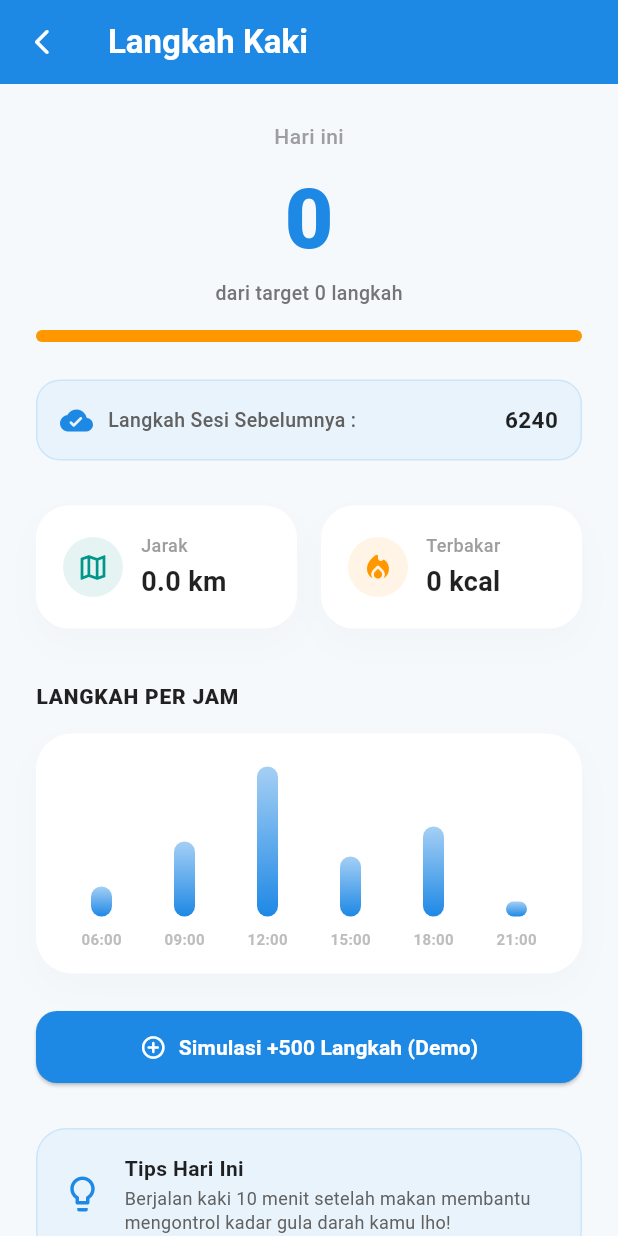
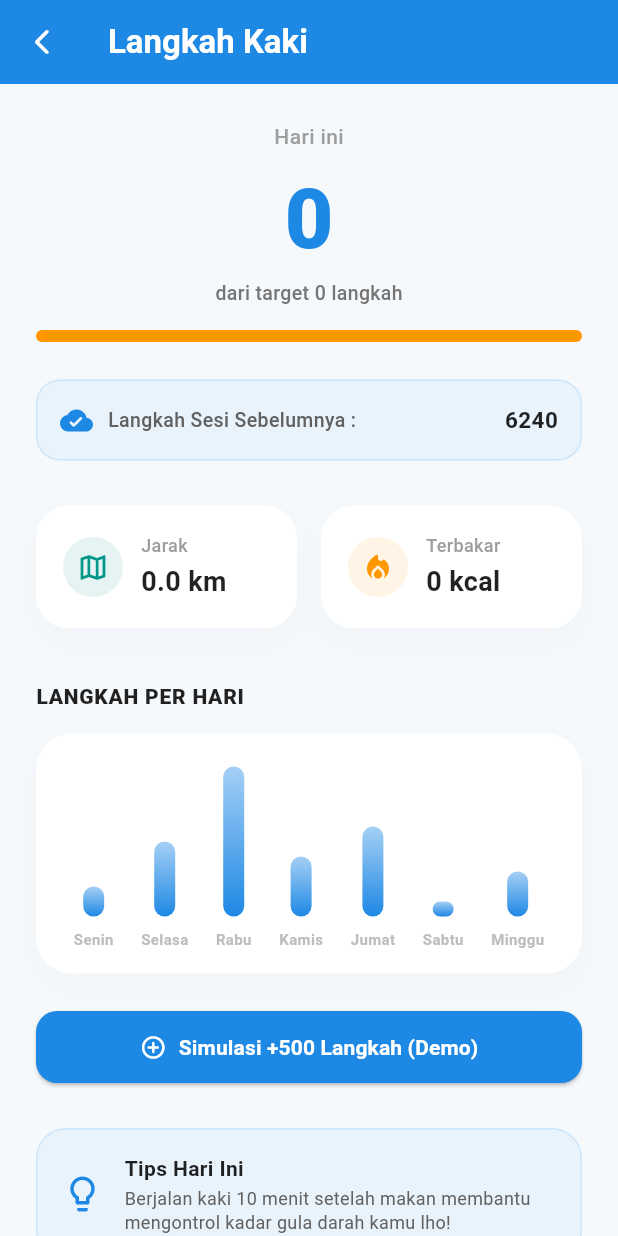
Before and after one commit to jvn-tix/VitaTrack, a Flutter app: the TrackerPage screen opened directly with empty values, after a tap on "Step Tracker", on a phone screen of 412 x 824 dp. Run offline on Flutter 3.47's test engine with Material 3 defaults, Android fonts, the phone set to English and light mode, and no system bars; our stand-ins replace image_picker, pedometer, shared_preferences; accounts and stored records are empty; network calls fail.

Commit message:
final fixing

```diff
--- a/lib/tracker/steptracker_page.dart
+++ b/lib/tracker/steptracker_page.dart
@@ -174,7 +174,7 @@ class _StepTrackerDetailState extends State<StepTrackerDetail> {
         const SizedBox(height: 35),
 
         const Text(
-          "LANGKAH PER JAM",
+          "LANGKAH PER HARI",
           style: TextStyle(fontWeight: FontWeight.w900, fontSize: 14, color: Colors.black87, letterSpacing: 0.5),
         ),
         const SizedBox(height: 15),
@@ -197,12 +197,13 @@ class _StepTrackerDetailState extends State<StepTrackerDetail> {
             mainAxisAlignment: MainAxisAlignment.spaceAround,
             crossAxisAlignment: CrossAxisAlignment.end,
             children: [
-              _buildBarGraph("06:00", 0.2),
-              _buildBarGraph("09:00", 0.5),
-              _buildBarGraph("12:00", progressPercent),
-              _buildBarGraph("15:00", 0.4),
-              _buildBarGraph("18:00", 0.6),
-              _buildBarGraph("21:00", 0.1),
+              _buildBarGraph("Senin", 0.2),
+              _buildBarGraph("Selasa", 0.5),
+              _buildBarGraph("Rabu", progressPercent),
+              _buildBarGraph("Kamis", 0.4),
+              _buildBarGraph("Jumat", 0.6),
+              _buildBarGraph("Sabtu", 0.1),
+              _buildBarGraph("Minggu", 0.3),
             ],
           ),
         ),
--- a/pubspec.yaml
+++ b/pubspec.yaml
@@ -38,6 +38,7 @@ dependencies:
   heart_bpm: ^2.0.0+0
   http: ^1.6.0
   shared_preferences: ^2.5.3
+  image_picker: ^1.0.0
 
 dev_dependencies:
   flutter_test:
```
Also changed, not shown: lib/dashboard/foodtracker_page.dart (+67 -17 lines), pubspec.lock, 5 other files.
